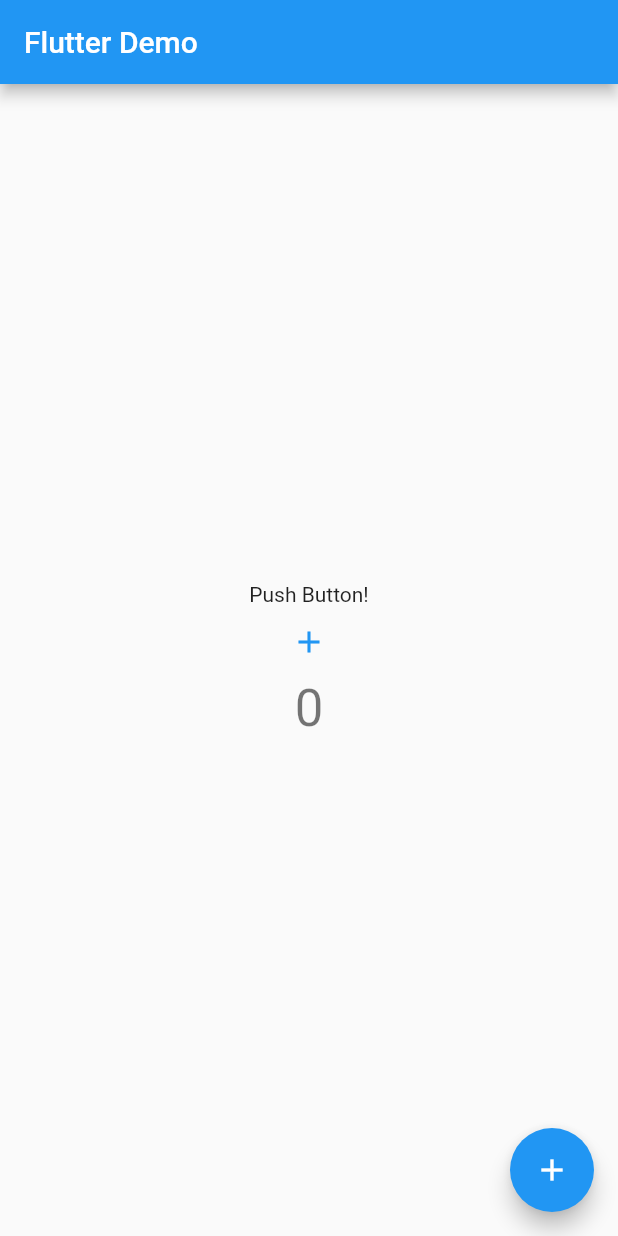
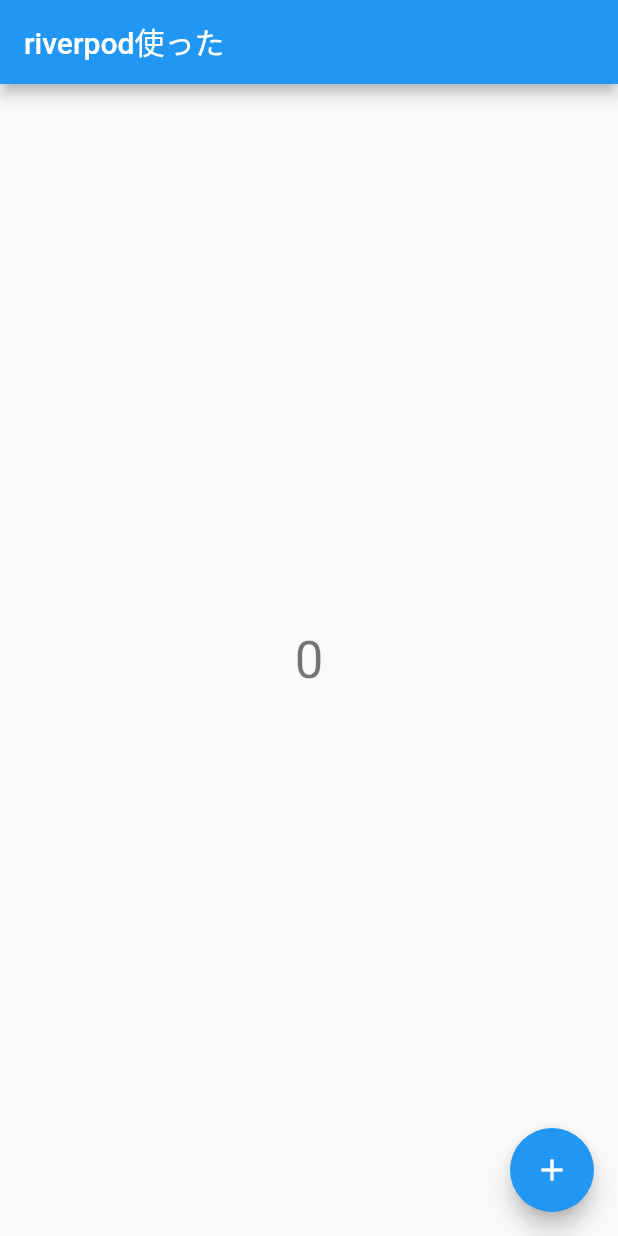
Before and after one commit to RyutoIkeuchi/flutter_study, a Flutter app: the screen it shows after launch, on a phone screen of 412 x 824 dp. Run offline on Flutter 3.47's test engine with Material 2 defaults, Android fonts, the phone set to English and light mode, and no system bars; our stand-ins replace flutter_riverpod.

Commit message:
riverpodを導入した、カウントアップ機能を実装してみた

```diff
--- /dev/null
+++ b/lib/count_up.dart
@@ -0,0 +1,36 @@
+import 'package:flutter/material.dart';
+import 'package:flutter_riverpod/flutter_riverpod.dart';
+
+final countUpProvider = ChangeNotifierProvider((ref) => CountModel(),);
+
+class CountModel extends ChangeNotifier {
+  int count = 0;
+
+  void incrementCounter() {
+    count += 1;
+    notifyListeners();
+  }
+}
+
+class CountUpPage extends StatelessWidget {
+  @override
+  Widget build(BuildContext context) {
+    return Scaffold(
+      appBar: AppBar(
+        title: Text('riverpod使った'),
+      ),
+      body: Center(child: Consumer(builder: (context, watch, build) {
+        final _counter = watch(countUpProvider).count;
+        return Text(
+          '$_counter',
+          style: Theme.of(context).textTheme.headline4,
+        );
+      })),
+      floatingActionButton: FloatingActionButton(
+        onPressed: context.read(countUpProvider).incrementCounter,
+        tooltip: 'Increment',
+        child: Icon(Icons.add),
+      ), // This trailing comma makes auto-formatting nicer for build methods.
+    );
+  }
+}
--- a/lib/main.dart
+++ b/lib/main.dart
@@ -1,8 +1,14 @@
 import 'package:flutter/material.dart';
 import 'package:flutter/services.dart';
+import 'package:flutter_riverpod/flutter_riverpod.dart';
+import 'package:riverpod_learn/count_up.dart';
 
 void main() {
-  runApp(MyApp());
+  runApp(
+    ProviderScope(
+      child: MyApp()
+    )
+  );
 }
 
 class MyApp extends StatelessWidget {
@@ -14,7 +20,7 @@
       theme: ThemeData(
         primarySwatch: Colors.blue,
       ),
-      home: MyHomePage(title: 'Flutter Demo'),
+      home: CountUpPage(),
     );
   }
 }
--- a/pubspec.yaml
+++ b/pubspec.yaml
@@ -28,6 +28,7 @@
   # The following adds the Cupertino Icons font to your application.
   # Use with the CupertinoIcons class for iOS style icons.
   cupertino_icons: ^1.0.2
+  flutter_riverpod: ^0.14.0+3
 
 dev_dependencies:
   flutter_test:
```
Also changed, not shown: pubspec.lock.
